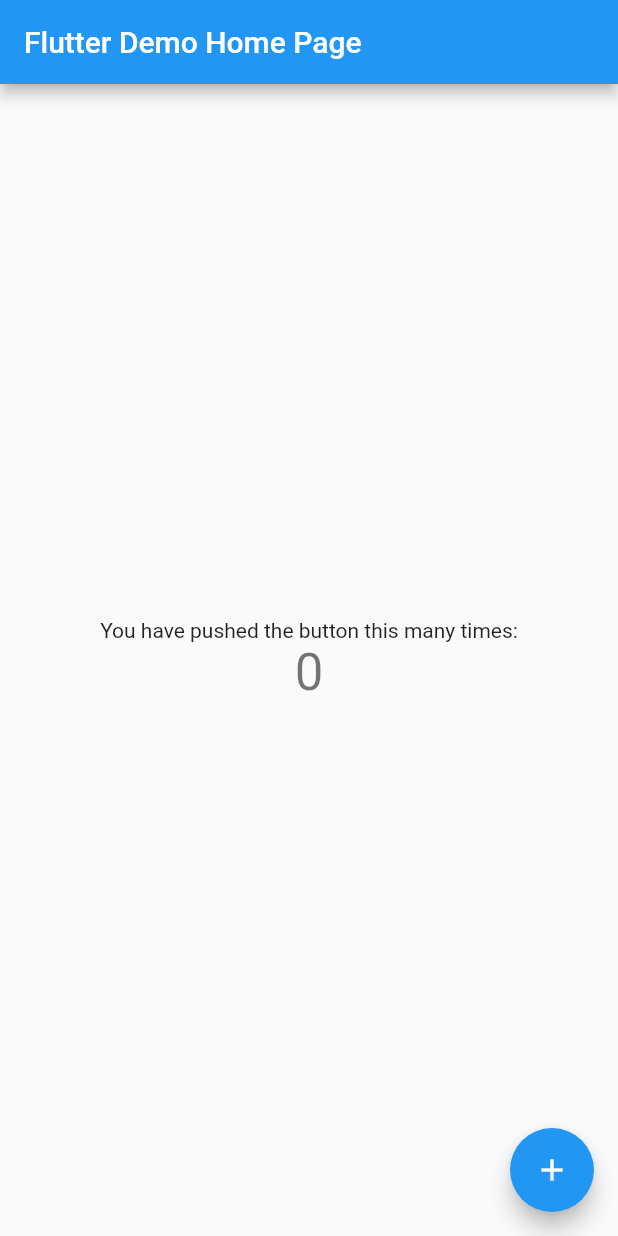
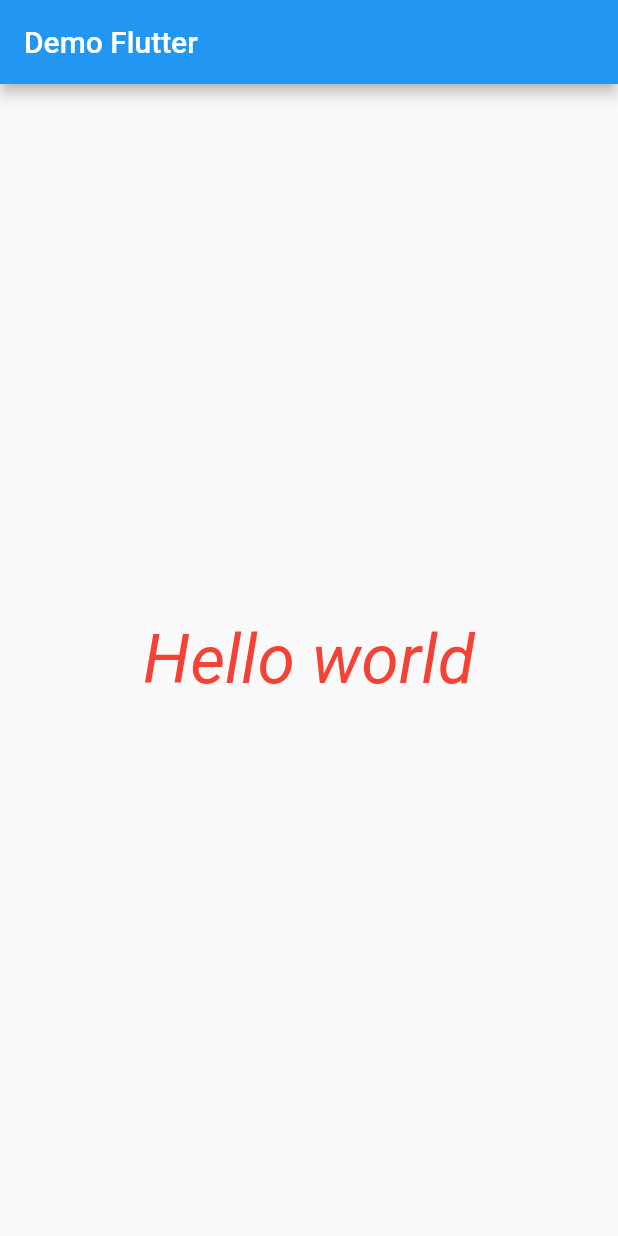
Before and after one commit to hanura13/FlutterProject, a Flutter app: the screen it shows after launch, on a phone screen of 412 x 824 dp. Run offline on Flutter 3.47's test engine with Material 2 defaults, Android fonts, the phone set to English and light mode, and no system bars.

Commit message:
Hello World V.4 with textStyle

```diff
--- a/lib/main.dart
+++ b/lib/main.dart
@@ -7,109 +7,39 @@
 class MyApp extends StatelessWidget {
   const MyApp({super.key});
 
-  // This widget is the root of your application.
   @override
   Widget build(BuildContext context) {
     return MaterialApp(
-      title: 'Flutter Demo',
+      title: 'Hello World',
+      debugShowCheckedModeBanner: false,
       theme: ThemeData(
-        // This is the theme of your application.
-        //
-        // Try running your application with "flutter run". You'll see the
-        // application has a blue toolbar. Then, without quitting the app, try
-        // changing the primarySwatch below to Colors.green and then invoke
-        // "hot reload" (press "r" in the console where you ran "flutter run",
-        // or simply save your changes to "hot reload" in a Flutter IDE).
-        // Notice that the counter didn't reset back to zero; the application
-        // is not restarted.
         primarySwatch: Colors.blue,
       ),
-      home: const MyHomePage(title: 'Flutter Demo Home Page'),
+      home: HomePage(),
     );
   }
 }
 
-class MyHomePage extends StatefulWidget {
-  const MyHomePage({super.key, required this.title});
-
-  // This widget is the home page of your application. It is stateful, meaning
-  // that it has a State object (defined below) that contains fields that affect
-  // how it looks.
-
-  // This class is the configuration for the state. It holds the values (in this
-  // case the title) provided by the parent (in this case the App widget) and
-  // used by the build method of the State. Fields in a Widget subclass are
-  // always marked "final".
-
-  final String title;
-
-  @override
-  State<MyHomePage> createState() => _MyHomePageState();
-}
-
-class _MyHomePageState extends State<MyHomePage> {
-  int _counter = 0;
-
-  void _incrementCounter() {
-    setState(() {
-      // This call to setState tells the Flutter framework that something has
-      // changed in this State, which causes it to rerun the build method below
-      // so that the display can reflect the updated values. If we changed
-      // _counter without calling setState(), then the build method would not be
-      // called again, and so nothing would appear to happen.
-      _counter++;
-    });
-  }
+class HomePage extends StatelessWidget {
+  const HomePage({super.key});
 
   @override
   Widget build(BuildContext context) {
-    // This method is rerun every time setState is called, for instance as done
-    // by the _incrementCounter method above.
-    //
-    // The Flutter framework has been optimized to make rerunning build methods
-    // fast, so that you can just rebuild anything that needs updating rather
-    // than having to individually change instances of widgets.
     return Scaffold(
       appBar: AppBar(
-        // Here we take the value from the MyHomePage object that was created by
-        // the App.build method, and use it to set our appbar title.
-        title: Text(widget.title),
+        title: const Text('Demo Flutter'),
       ),
-      body: Center(
-        // Center is a layout widget. It takes a single child and positions it
-        // in the middle of the parent.
-        child: Column(
-          // Column is also a layout widget. It takes a list of children and
-          // arranges them vertically. By default, it sizes itself to fit its
-          // children horizontally, and tries to be as tall as its parent.
-          //
-          // Invoke "debug painting" (press "p" in the console, choose the
-          // "Toggle Debug Paint" action from the Flutter Inspector in Android
-          // Studio, or the "Toggle Debug Paint" command in Visual Studio Code)
-          // to see the wireframe for each widget.
-          //
-          // Column has various properties to control how it sizes itself and
-          // how it positions its children. Here we use mainAxisAlignment to
-          // center the children vertically; the main axis here is the vertical
-          // axis because Columns are vertical (the cross axis would be
-          // horizontal).
-          mainAxisAlignment: MainAxisAlignment.center,
-          children: <Widget>[
-            const Text(
-              'You have pushed the button this many times:',
-            ),
-            Text(
-              '$_counter',
-              style: Theme.of(context).textTheme.headline4,
-            ),
-          ],
+      body: const Center(
+        child: Text(
+          'Hello world',
+          textDirection: TextDirection.ltr,
+          style: TextStyle(
+            fontSize: 45.0,
+            fontStyle: FontStyle.italic,
+            color: Colors.red,
+          ),
         ),
       ),
-      floatingActionButton: FloatingActionButton(
-        onPressed: _incrementCounter,
-        tooltip: 'Increment',
-        child: const Icon(Icons.add),
-      ), // This trailing comma makes auto-formatting nicer for build methods.
     );
   }
 }
```
